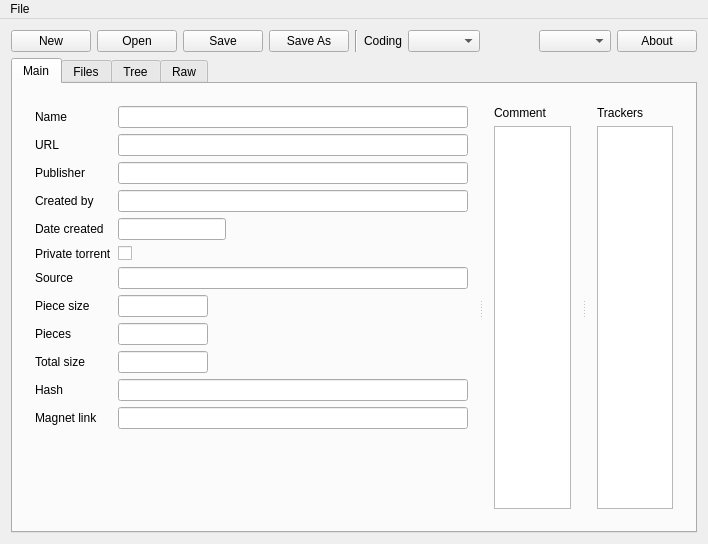
The window that mainwindow.ui (Toggoren/torrent-file-editor) describes before a commit, drawn with Qt 5.
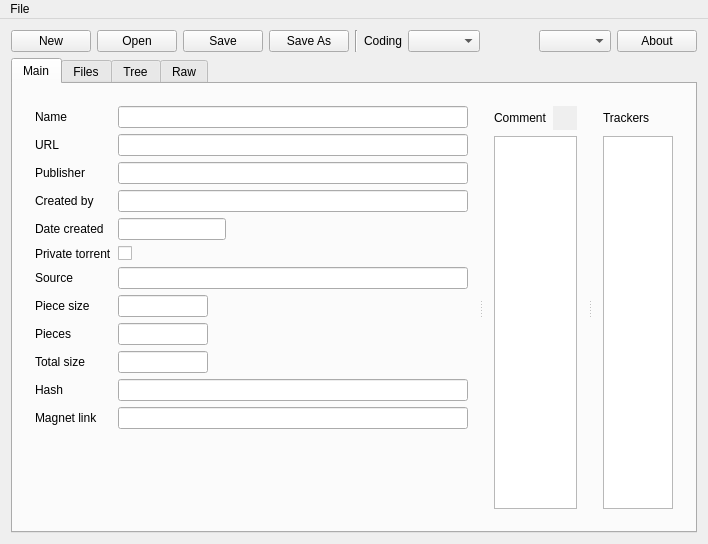
The same window after the commit. Icons and pictures are not drawn. Custom widgets are drawn as their Qt base class.

Commit message: Add button to open url from torrent comment

What changed in the file:
```diff
--- a/mainwindow.ui
+++ b/mainwindow.ui
@@ -377,11 +377,68 @@
            <widget class="QWidget" name="layoutWidget_3">
             <layout class="QVBoxLayout" name="verticalLayout_3">
              <item>
-              <widget class="QLabel" name="label">
-               <property name="text">
-                <string>Comment</string>
-               </property>
-              </widget>
+              <layout class="QHBoxLayout" name="horizontalLayout">
+               <item>
+                <widget class="QLabel" name="label">
+                 <property name="text">
+                  <string>Comment</string>
+                 </property>
+                </widget>
+               </item>
+               <item>
+                <widget class="QPushButton" name="btnOpenCommentUrl">
+                 <property name="sizePolicy">
+                  <sizepolicy hsizetype="Fixed" vsizetype="Fixed">
+                   <horstretch>0</horstretch>
+                   <verstretch>0</verstretch>
+                  </sizepolicy>
+                 </property>
+                 <property name="minimumSize">
+                  <size>
+                   <width>24</width>
+                   <height>24</height>
+                  </size>
+                 </property>
+                 <property name="maximumSize">
+                  <size>
+                   <width>24</width>
+                   <height>24</height>
+                  </size>
+                 </property>
+                 <property name="cursor">
+                  <cursorShape>PointingHandCursor</cursorShape>
+                 </property>
+                 <property name="focusPolicy">
+                  <enum>Qt::NoFocus</enum>
+                 </property>
+                 <property name="autoFillBackground">
+                  <bool>true</bool>
+                 </property>
+                 <property name="text">
+                  <string/>
+                 </property>
+                 <property name="icon">
+                  <iconset theme="applications-internet"/>
+                 </property>
+                 <property name="flat">
+                  <bool>true</bool>
+                 </property>
+                </widget>
+               </item>
+               <item>
+                <spacer name="horizontalSpacer_2">
+                 <property name="orientation">
+                  <enum>Qt::Horizontal</enum>
+                 </property>
+                 <property name="sizeHint" stdset="0">
+                  <size>
+                   <width>40</width>
+                   <height>20</height>
+                  </size>
+                 </property>
+                </spacer>
+               </item>
+              </layout>
              </item>
              <item>
               <widget class="QPlainTextEdit" name="pteComment">
@@ -396,6 +453,18 @@
             <layout class="QVBoxLayout" name="verticalLayout_2">
              <item>
               <widget class="QLabel" name="label_2">
+               <property name="minimumSize">
+                <size>
+                 <width>0</width>
+                 <height>24</height>
+                </size>
+               </property>
+               <property name="maximumSize">
+                <size>
+                 <width>16777215</width>
+                 <height>24</height>
+                </size>
+               </property>
                <property name="text">
                 <string>Trackers</string>
                </property>
```
Left out of the diff: 17 changed lines with no effect on the pictures. The commit also changes 2 other files.
